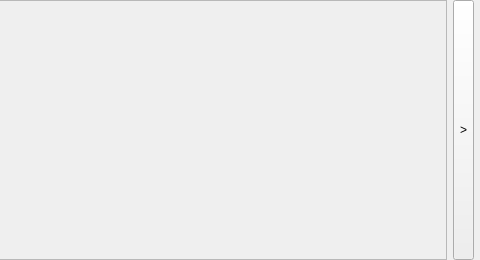
The window that src/fccutter/fcvideotimelinewidget.ui (LiangZuoting/ffcutter) describes before a commit, drawn with Qt 5; both pictures show x 562 to 1042 and y 0 to 260 of the 1042 by 260 pixel window.
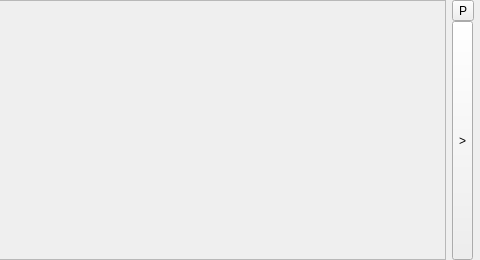
The same window after the commit.

```diff
--- a/src/fccutter/fcvideotimelinewidget.ui
+++ b/src/fccutter/fcvideotimelinewidget.ui
@@ -81,7 +81,7 @@
        <rect>
         <x>0</x>
         <y>0</y>
-        <width>997</width>
+        <width>994</width>
         <height>238</height>
        </rect>
       </property>
@@ -121,6 +121,24 @@
     </widget>
    </item>
    <item>
+    <layout class="QVBoxLayout" name="verticalLayout">
+     <property name="spacing">
+      <number>0</number>
+     </property>
+     <property name="leftMargin">
+      <number>0</number>
+     </property>
+     <item>
+      <widget class="QToolButton" name="playButton">
+       <property name="toolTip">
+        <string>播放</string>
+       </property>
+       <property name="text">
+        <string>P</string>
+       </property>
+      </widget>
+     </item>
+     <item>
     <widget class="QToolButton" name="forwardBtn">
      <property name="sizePolicy">
       <sizepolicy hsizetype="Fixed" vsizetype="Preferred">
@@ -132,6 +150,8 @@
       <string>&gt;</string>
      </property>
     </widget>
+     </item>
+    </layout>
    </item>
   </layout>
  </widget>
```
Lines whose indentation alone changed are shown as unchanged.
